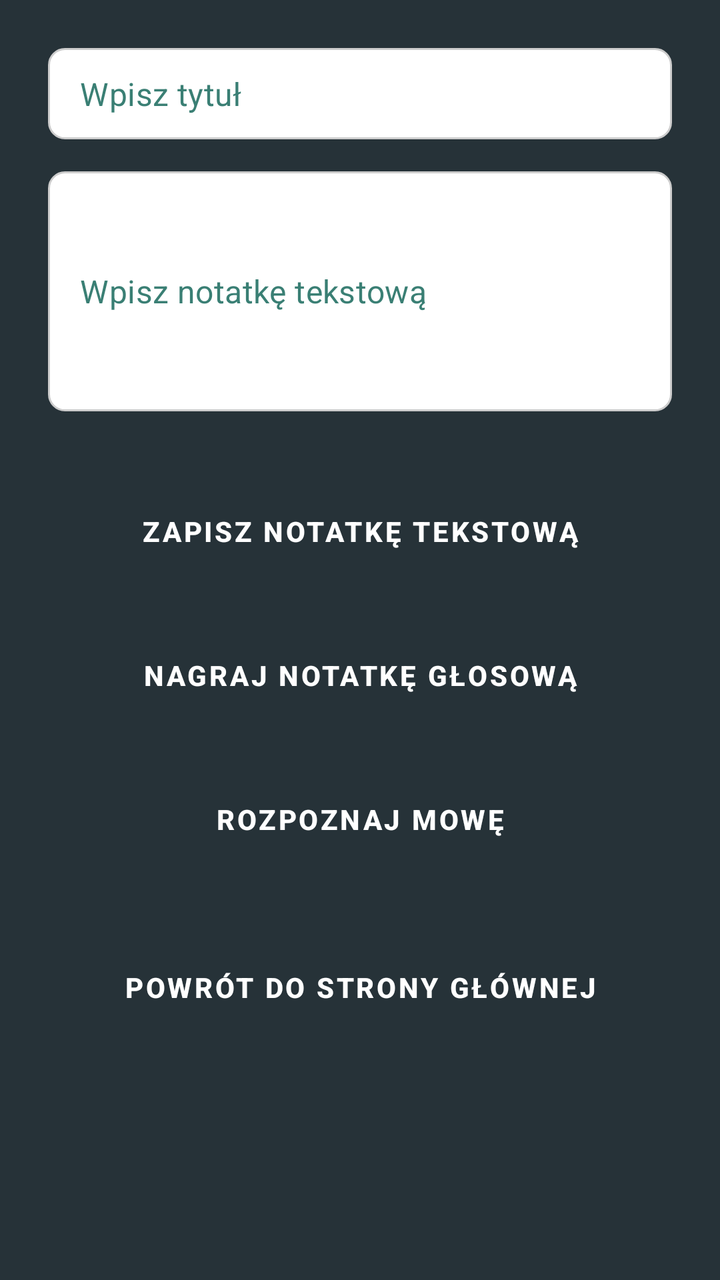
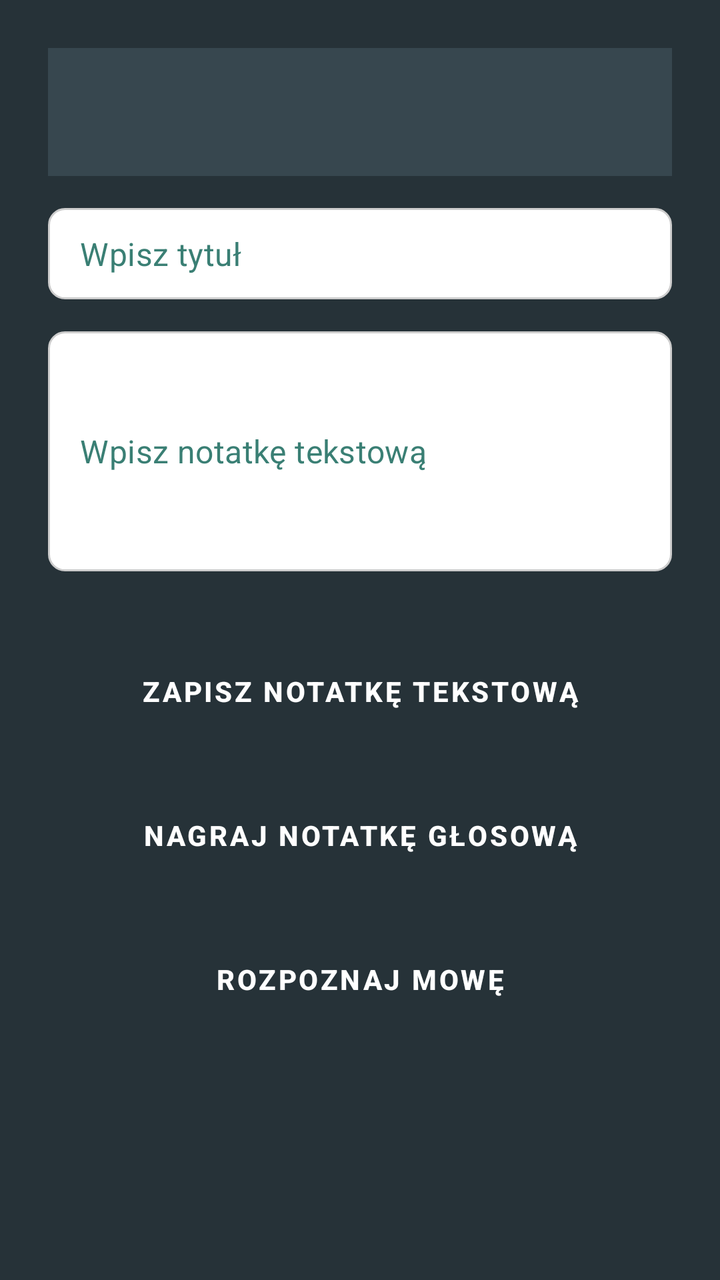

The first picture is an Android layout as it rendered before a commit; the second is the same layout after the commit. The layout source and the unified diff follow.
<!-- AndroidManifest.xml: application theme Theme.GigaNotatnik -->
<!-- res/layout/activity_create_note.xml -->
<ScrollView xmlns:android="http://schemas.android.com/apk/res/android"
    android:orientation="vertical"
    android:layout_width="match_parent"
    android:layout_height="match_parent"
    android:background="#263238"
    android:padding="24dp">

    <LinearLayout
        android:orientation="vertical"
        android:layout_width="match_parent"
        android:layout_height="wrap_content">

        
        <EditText
            android:id="@+id/editTextTitle"
            style="@style/AppEditText"
            android:hint="@string/note_title_hint"
            android:inputType="textCapSentences"
            android:layout_marginBottom="16dp"
            android:layout_width="match_parent"
            android:layout_height="wrap_content"/>

        
        <EditText
            android:id="@+id/editTextNote"
            style="@style/AppEditText"
            android:minHeight="120dp"
            android:hint="@string/note_hint"
            android:inputType="textMultiLine"
            android:layout_marginBottom="24dp"
            android:layout_width="match_parent"
            android:layout_height="wrap_content"/>

        <Button
            android:id="@+id/btnSaveText"
            style="@style/AppButton"
            android:text="@string/save_text_note"
            android:layout_marginBottom="12dp"/>

        <Button
            android:id="@+id/btnRecord"
            style="@style/AppButton"
            android:text="@string/record_note"
            android:layout_marginBottom="12dp"/>

        <Button
            android:id="@+id/btnSpeechToText"
            style="@style/AppButton"
            android:text="@string/speech_to_text"
            android:layout_marginBottom="12dp"/>

        <Button
            android:id="@+id/btnBackToMain"
            style="@style/AppButton"
            android:text="@string/back_to_main"
            android:layout_marginTop="24dp"/>
    </LinearLayout>
</ScrollView>
<!-- resources referenced by this layout -->
<resources>
  <string name="back_to_main">Powrót do strony głównej"</string>
  <string name="note_hint">Wpisz notatkę tekstową</string>
  <string name="note_title_hint">Wpisz tytuł</string>
  <string name="record_note">Nagraj notatkę głosową</string>
  <string name="save_text_note">Zapisz notatkę tekstową</string>
  <string name="speech_to_text">Rozpoznaj mowę</string>
  <style name="AppButton" parent="Widget.MaterialComponents.Button">
          <item name="android:layout_width">match_parent</item>
          <item name="android:layout_height">wrap_content</item>
          <item name="android:layout_marginTop">12dp</item>
          <item name="android:background">@drawable/button_background</item>
          <item name="android:textColor">?attr/colorOnPrimary</item>
          <item name="android:textStyle">bold</item>
          <item name="android:elevation">2dp</item>
      </style>
  <style name="AppEditText" parent="Widget.MaterialComponents.TextInputEditText.FilledBox">
          <item name="android:textColor">?attr/colorOnSurface</item>
          <item name="android:textColorHint">?attr/colorPrimary</item>
          <item name="android:padding">12dp</item>
          <item name="android:textSize">16sp</item>
          <item name="android:background">@drawable/edittext_background</item>
      </style>
  <style name="Theme.GigaNotatnik" parent="Theme.Material3.Light.NoActionBar">
          <item name="android:windowBackground">@color/background_light</item>
          <item name="colorPrimary">@color/primary_light</item>
          <item name="colorSecondary">@color/primary_teal_light</item>
          <item name="colorOnPrimary">@color/text_on_button_light</item>
          <item name="colorSurface">@color/surface_light</item>
          <item name="colorOnSurface">@color/text_primary_light</item>
      </style>
  <!-- drawable button_background (drawable) -->
  <?xml version="1.0" encoding="utf-8"?>
  <selector xmlns:android="http://schemas.android.com/apk/res/android">
      <shape xmlns:android="http://schemas.android.com/apk/res/android"
          android:shape="rectangle">
          <solid android:color="@color/primary_mint_light"/>
          <corners android:radius="12dp"/>
          <padding android:left="16dp" android:top="8dp"
              android:right="16dp" android:bottom="8dp"/>
      </shape>
  
  
  </selector>
  <!-- drawable edittext_background (drawable) -->
  <?xml version="1.0" encoding="utf-8"?>
  <shape xmlns:android="http://schemas.android.com/apk/res/android"
      android:shape="rectangle">
      <solid android:color="#FFFFFF" />
      <stroke android:width="1dp" android:color="#CCCCCC" />
      <corners android:radius="8dp" />
      <padding android:left="8dp" android:top="8dp" android:right="8dp" android:bottom="8dp" />
  </shape>
  <color name="background_light">#E0E0E0</color>
  <color name="primary_light">#3A7F74</color>
  <color name="primary_teal_light">#2F6F63</color>
  <color name="text_on_button_light">#FFFFFF</color>
  <color name="surface_light">#D6D6D6</color>
  <color name="text_primary_light">#111111</color>
  <color name="primary_mint_light">#5FA88C</color>
</resources>

<!-- the commit's change to res/layout/activity_create_note.xml (unified diff, before → after) -->
@@ -1,14 +1,25 @@
+<?xml version="1.0" encoding="utf-8"?>
 <ScrollView xmlns:android="http://schemas.android.com/apk/res/android"
-    android:orientation="vertical"
     android:layout_width="match_parent"
     android:layout_height="match_parent"
-    android:background="#263238"
-    android:padding="24dp">
+    android:background="#263238">
 
+    
     <LinearLayout
         android:orientation="vertical"
+        android:padding="24dp"
         android:layout_width="match_parent"
         android:layout_height="wrap_content">
+
+        
+        <androidx.appcompat.widget.Toolbar
+            android:id="@+id/createNoteToolbar"
+            android:layout_width="match_parent"
+            android:layout_height="?attr/actionBarSize"
+            android:background="#37474F"
+            android:title="@string/app_title"
+            android:titleTextColor="#FFFFFF"
+            android:theme="@style/ThemeOverlay.AppCompat.Dark.ActionBar" />
 
         
         <EditText
@@ -16,6 +27,7 @@
             style="@style/AppEditText"
             android:hint="@string/note_title_hint"
             android:inputType="textCapSentences"
+            android:layout_marginTop="16dp"
             android:layout_marginBottom="16dp"
             android:layout_width="match_parent"
             android:layout_height="wrap_content"/>
@@ -31,6 +43,7 @@
             android:layout_width="match_parent"
             android:layout_height="wrap_content"/>
 
+        
         <Button
             android:id="@+id/btnSaveText"
             style="@style/AppButton"
@@ -48,11 +61,5 @@
             style="@style/AppButton"
             android:text="@string/speech_to_text"
             android:layout_marginBottom="12dp"/>
-
-        <Button
-            android:id="@+id/btnBackToMain"
-            style="@style/AppButton"
-            android:text="@string/back_to_main"
-            android:layout_marginTop="24dp"/>
     </LinearLayout>
 </ScrollView>
<!-- resource entries referenced after the edit -->
@@ -1,6 +1,6 @@
 <!-- resources referenced by this layout -->
 <resources>
-  <string name="back_to_main">Powrót do strony głównej"</string>
+  <string name="app_title">Moje notatki</string>
   <string name="note_hint">Wpisz notatkę tekstową</string>
   <string name="note_title_hint">Wpisz tytuł</string>
   <string name="record_note">Nagraj notatkę głosową</string>
